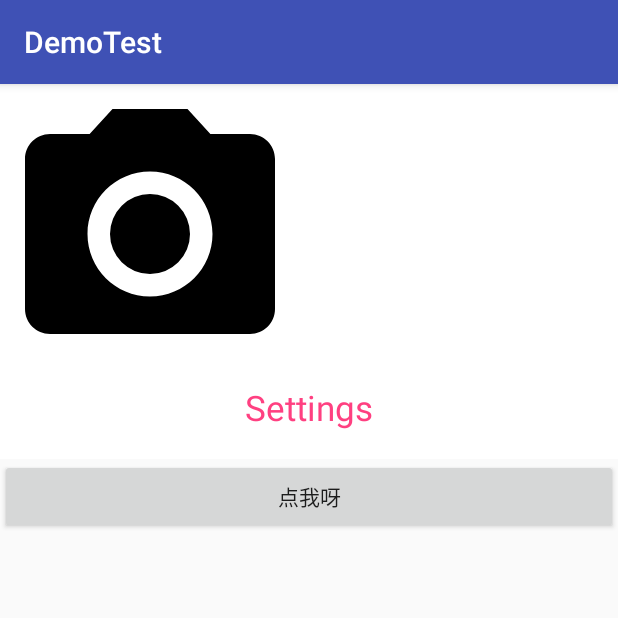
After one commit to RainMtime/DemoTest, an Android app: the PictureActivity screen opened directly, with no data from a screen before it, on a phone screen of 412 x 824 dp, the top half of it. The commit adds this screen. Run offline under Robolectric (Android 15) with nearby library versions, the phone set to English and light mode, and no system bars.

Commit message:
提交截取view试图的测试。

```diff
--- /dev/null
+++ b/DemoTest/app/src/main/java/com/example/chunyu/demotest/PictureActivity.java
@@ -0,0 +1,50 @@
+package com.example.chunyu.demotest;
+
+import android.graphics.Bitmap;
+import android.os.Bundle;
+import android.provider.MediaStore;
+import android.support.annotation.Nullable;
+import android.support.v7.app.AppCompatActivity;
+import android.util.Log;
+import android.view.View;
+import android.view.ViewGroup;
+import android.widget.Button;
+
+/**
+ * Created by chunyu on 2017/8/30.
+ */
+
+public class PictureActivity extends AppCompatActivity {
+
+
+    private Button mButton;
+
+    private ViewGroup mViewGroup;
+
+    @Override
+    protected void onCreate(@Nullable Bundle savedInstanceState) {
+        super.onCreate(savedInstanceState);
+        setContentView(R.layout.picture_layout);
+        initView();
+    }
+
+    private void initView() {
+        mButton = (Button) findViewById(R.id.btn);
+        mViewGroup = (ViewGroup) findViewById(R.id.picture_root_view);
+        mButton.setOnClickListener(new View.OnClickListener() {
+            @Override
+            public void onClick(View v) {
+                mViewGroup.setLayerType(View.LAYER_TYPE_SOFTWARE, null);
+                mViewGroup.buildDrawingCache();
+                Bitmap bitmap = mViewGroup.getDrawingCache();
+
+                String filename = "test";
+                String contentUrl = MediaStore.Images.Media.insertImage(getApplicationContext().getContentResolver(),
+                        bitmap, filename, null);
+                Log.e("chunyu-test", "path:" + contentUrl);
+            }
+        });
+    }
+
+
+}
--- /dev/null
+++ b/DemoTest/app/src/main/res/layout/picture_layout.xml
@@ -0,0 +1,38 @@
+<?xml version="1.0" encoding="utf-8"?>
+<LinearLayout xmlns:android="http://schemas.android.com/apk/res/android"
+    android:orientation="vertical"
+    android:id="@+id/root_view"
+    android:layout_width="match_parent"
+    android:layout_height="match_parent">
+
+    <RelativeLayout
+        android:id="@+id/picture_root_view"
+        android:layout_width="match_parent"
+        android:background="#ffffff"
+        android:layout_height="wrap_content">
+
+        <ImageView
+            android:id="@+id/imageView"
+            android:layout_width="200dp"
+            android:layout_height="200dp"
+            android:src="@drawable/ic_menu_camera" />
+
+        <TextView
+            android:layout_below="@id/imageView"
+            android:layout_width="match_parent"
+            android:text="@string/action_settings"
+            android:textSize="23sp"
+            android:textAlignment="center"
+            android:textColor="@color/colorAccent"
+            android:layout_height="50dp" />
+
+    </RelativeLayout>
+
+    <Button
+        android:id="@+id/btn"
+        android:layout_width="match_parent"
+        android:layout_height="50dp"
+        android:text="点我呀" />
+
+
+</LinearLayout>
```
Also changed, not shown: DemoTest/app/src/main/AndroidManifest.xml (+7 -0 lines), DemoTest/app/src/main/java/com/example/chunyu/demotest/AccessibilityActivity.java (added, +56 -0 lines), DemoTest/app/src/main/java/com/example/chunyu/demotest/MainActivity.java (+9 -0 lines), DemoTest/app/src/main/res/layout/accessibility_layout.xml (added, +41 -0 lines), DemoTest/app/src/main/res/menu/activity_main_drawer.xml (+14 -0 lines).
